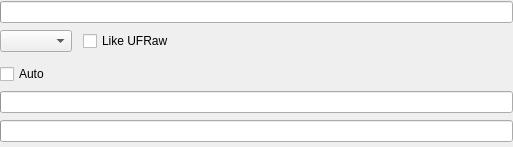
This is Sources/filters/ptFilter_Exposure.ui in dzz007/photivo as Qt 5 draws it before an edit. The edited form follows.
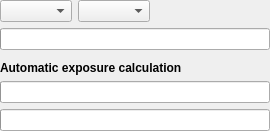
This is the edited form. Custom widgets are drawn as their Qt base class.

Commit message: * Ported Exposure to new filter architecture (part 1)

```diff
--- a/Sources/filters/ptFilter_Exposure.ui
+++ b/Sources/filters/ptFilter_Exposure.ui
@@ -6,8 +6,8 @@
    <rect>
     <x>0</x>
     <y>0</y>
-    <width>513</width>
-    <height>147</height>
+    <width>270</width>
+    <height>125</height>
    </rect>
   </property>
   <layout class="QVBoxLayout" name="MainLayout">
@@ -15,36 +15,26 @@
     <number>0</number>
    </property>
    <item>
-    <widget class="ptInput" name="Exposure"/>
-   </item>
-   <item>
+    <widget class="QWidget" name="widget" native="true">
     <layout class="QHBoxLayout" name="horizontalLayout_2">
+      <property name="leftMargin">
+       <number>0</number>
+      </property>
+      <property name="topMargin">
+       <number>0</number>
+      </property>
+      <property name="rightMargin">
+       <number>0</number>
+      </property>
+      <property name="bottomMargin">
+       <number>0</number>
+      </property>
+      <item>
+       <widget class="ptChoice" name="ExposureMode"/>
+      </item>
      <item>
       <widget class="ptChoice" name="ClipMode"/>
      </item>
-     <item>
-      <spacer name="horizontalSpacer_3">
-       <property name="orientation">
-        <enum>Qt::Horizontal</enum>
-       </property>
-       <property name="sizeType">
-        <enum>QSizePolicy::Minimum</enum>
-       </property>
-       <property name="sizeHint" stdset="0">
-        <size>
-         <width>5</width>
-         <height>4</height>
-        </size>
-       </property>
-      </spacer>
-     </item>
-     <item>
-      <widget class="ptCheck" name="UfrawEv">
-       <property name="text">
-        <string notr="true">Like UFRaw</string>
-       </property>
-      </widget>
-     </item>
      <item>
       <spacer name="horizontalSpacer_2">
        <property name="orientation">
@@ -52,53 +42,48 @@
        </property>
        <property name="sizeHint" stdset="0">
         <size>
-         <width>40</width>
+          <width>10</width>
          <height>5</height>
         </size>
        </property>
       </spacer>
      </item>
     </layout>
+    </widget>
    </item>
    <item>
-    <spacer name="verticalSpacer">
-     <property name="orientation">
-      <enum>Qt::Vertical</enum>
-     </property>
-     <property name="sizeType">
-      <enum>QSizePolicy::Fixed</enum>
-     </property>
-     <property name="sizeHint" stdset="0">
-      <size>
-       <width>20</width>
-       <height>5</height>
-      </size>
-     </property>
-    </spacer>
-   </item>
+    <widget class="ptInput" name="Exposure"/>
+   </item>
+   <item>
+    <widget class="QWidget" name="AutoCfgWidget" native="true">
+     <layout class="QVBoxLayout" name="verticalLayout">
+      <property name="leftMargin">
+       <number>0</number>
+      </property>
+      <property name="topMargin">
+       <number>5</number>
+      </property>
+      <property name="rightMargin">
+       <number>0</number>
+      </property>
+      <property name="bottomMargin">
+       <number>0</number>
+      </property>
    <item>
-    <layout class="QHBoxLayout" name="horizontalLayout">
-     <item>
-      <widget class="ptCheck" name="AutoExpose">
+       <widget class="QLabel" name="label">
+        <property name="font">
+         <font>
+          <weight>75</weight>
+          <bold>true</bold>
+         </font>
+        </property>
        <property name="text">
-        <string notr="true">Auto</string>
-       </property>
-      </widget>
-     </item>
-     <item>
-      <spacer name="horizontalSpacer">
-       <property name="orientation">
-        <enum>Qt::Horizontal</enum>
-       </property>
-       <property name="sizeHint" stdset="0">
-        <size>
-         <width>40</width>
-         <height>5</height>
-        </size>
-       </property>
-      </spacer>
-     </item>
-    </layout>
+         <string>Automatic exposure calculation</string>
+        </property>
+        <property name="textFormat">
+         <enum>Qt::PlainText</enum>
+        </property>
+       </widget>
    </item>
    <item>
     <widget class="ptInput" name="WhiteFraction"/>
@@ -108,12 +93,10 @@
    </item>
   </layout>
  </widget>
+   </item>
+  </layout>
+ </widget>
  <customwidgets>
-  <customwidget>
-   <class>ptCheck</class>
-   <extends>QCheckBox</extends>
-   <header>ptCheck.h</header>
-  </customwidget>
   <customwidget>
    <class>ptInput</class>
    <extends>QProgressBar</extends>
```
Left out of the diff: 11 changed lines with no effect on the pictures. Lines whose indentation alone changed are shown as unchanged. The commit also changes 16 other files.
